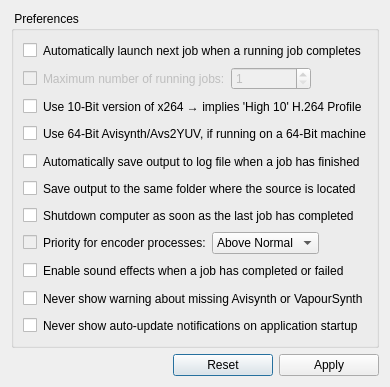
Old version of the form gui/win_preferences.ui in the repository lordmulder/Simple-x264-Launcher.
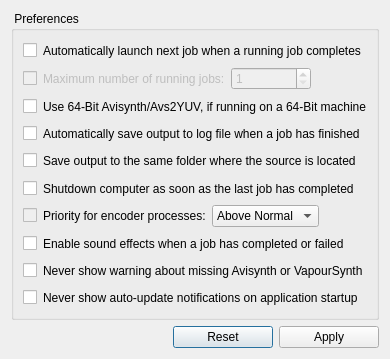
New version of the form. Icons and pictures are not drawn.

What changed in the file:
```diff
--- a/gui/win_preferences.ui
+++ b/gui/win_preferences.ui
@@ -10,7 +10,7 @@
     <x>0</x>
     <y>0</y>
     <width>372</width>
-    <height>387</height>
+    <height>359</height>
    </rect>
   </property>
   <property name="windowTitle">
@@ -121,37 +121,6 @@
           </item>
          </layout>
         </item>
-        <item>
-         <layout class="QHBoxLayout" name="horizontalLayout_5">
-          <item>
-           <widget class="QCheckBox" name="checkUse10BitEncoding">
-            <property name="text">
-             <string notr="true"/>
-            </property>
-           </widget>
-          </item>
-          <item>
-           <widget class="QLabel" name="labelUse10BitEncoding">
-            <property name="text">
-             <string>Use 10-Bit version of x264 → implies 'High 10' H.264 Profile</string>
-            </property>
-           </widget>
-          </item>
-          <item>
-           <spacer name="horizontalSpacer_8">
-            <property name="orientation">
-             <enum>Qt::Horizontal</enum>
-            </property>
-            <property name="sizeHint" stdset="0">
-             <size>
-              <width>40</width>
-              <height>20</height>
-             </size>
-            </property>
-           </spacer>
-          </item>
-         </layout>
-        </item>
         <item>
          <layout class="QHBoxLayout" name="horizontalLayout_6">
           <item>
```
